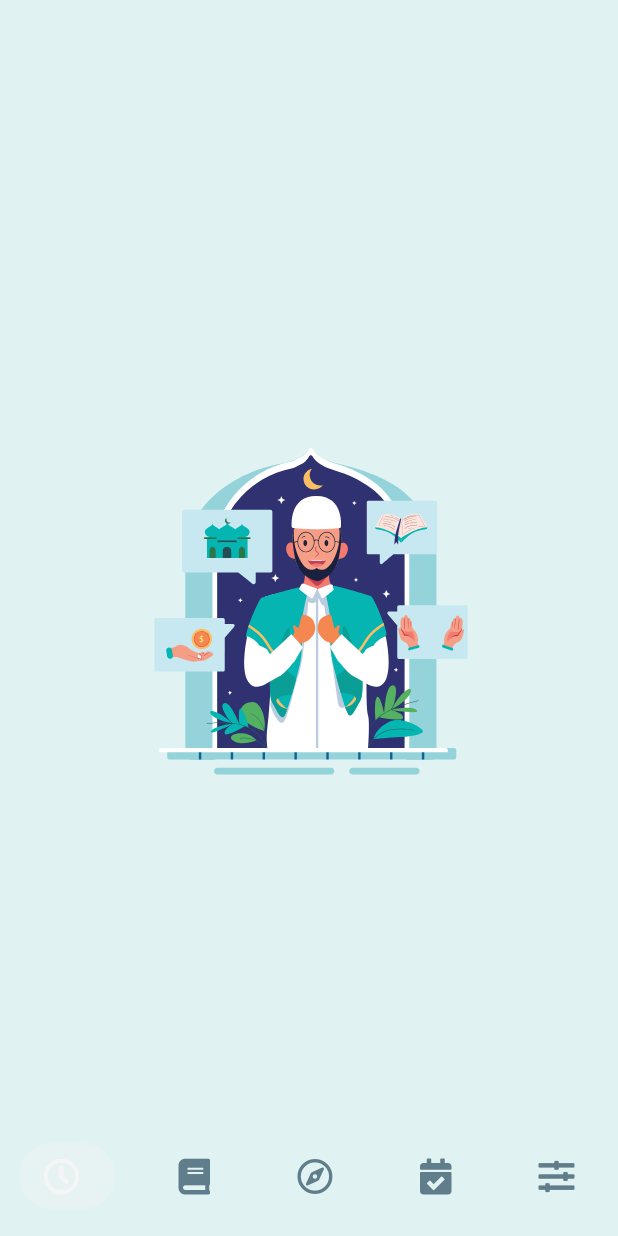
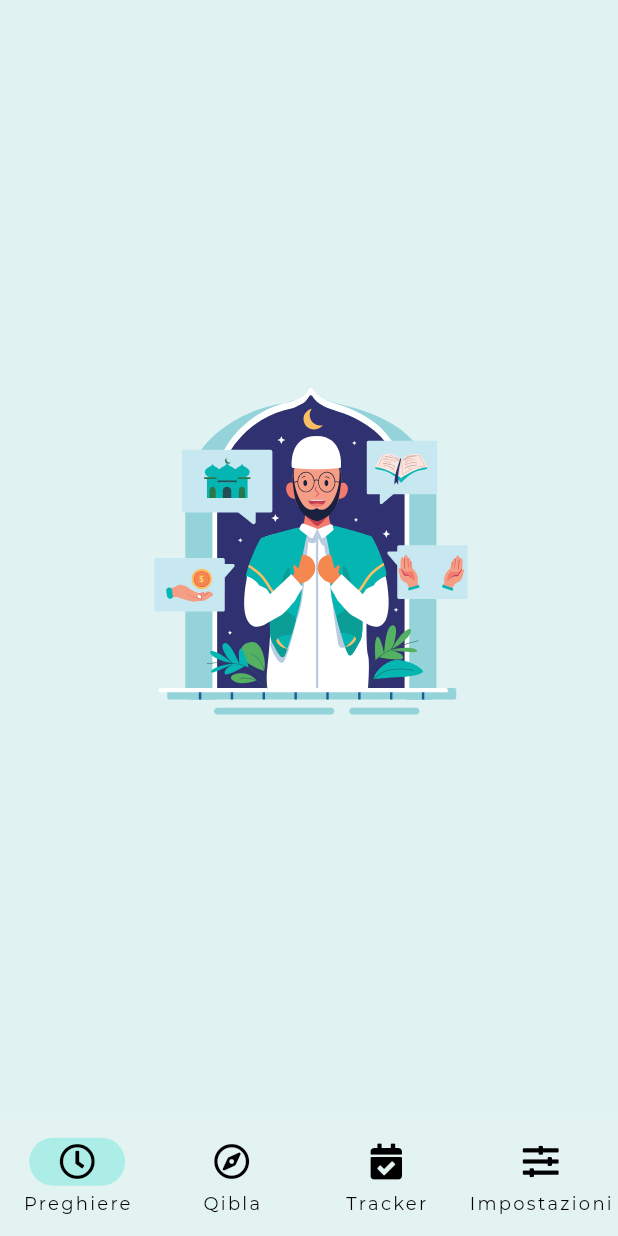
Before and after one commit to om4rr4mo/X_UPray, a Flutter app: the HomePage screen opened directly, on a phone screen of 412 x 824 dp. Run offline on Flutter 3.47's test engine with Material 2 defaults, Android fonts, the phone set to English and light mode, and no system bars; drawn by our look-alikes of salomon_bottom_bar; our stand-ins replace after_layout, auto_size_text, firebase_auth, firebase_core, flare_flutter, flutter_compass and 12 more; accounts and stored records are empty; project files that could hold a hidden picture were left out.

Commit message:
[mo][fixed] navigation bar stile material you

```diff
--- a/lib/components/navigation_bar.dart
+++ b/lib/components/navigation_bar.dart
@@ -6,58 +6,47 @@ import 'package:prayers/pages/settings_page.dart';
 import 'package:salomon_bottom_bar/salomon_bottom_bar.dart';
 
 class HomeNavigationBar extends StatefulWidget {
-  final PageController pageController;
+  final List<NavigationDestination> destinations;
+  final int selectedIndex;
+  final void Function(int index) onItemTap;
 
-  const HomeNavigationBar({Key? key, required this.pageController})
-      : super(key: key);
+  const HomeNavigationBar({
+    Key? key,
+    required this.onItemTap,
+    required this.destinations,
+    this.selectedIndex = 0,
+  }) : super(key: key);
 
   @override
   State<HomeNavigationBar> createState() => _HomeNavigationBarState();
 }
 
 class _HomeNavigationBarState extends State<HomeNavigationBar> {
-  int _currentIndex = 0;
+  late int _selectedIndex;
 
-  void _onItemTapped(int index) {
-    setState(() {
-      _currentIndex = index;
-      widget.pageController.animateToPage(index,
-          duration: Duration(milliseconds: 300), curve: Curves.linear);
-    });
+  @override
+  void initState() {
+    // TODO: implement initState
+    super.initState();
+
+    _selectedIndex = widget.selectedIndex;
   }
 
   @override
   Widget build(BuildContext context) {
-    return SalomonBottomBar(
-      unselectedItemColor: Theme.of(context).unselectedWidgetColor,
-      duration: Duration(milliseconds: 300),
-      curve: Curves.linear,
-      selectedColorOpacity: 0.3,
-      selectedItemColor: Theme.of(context).selectedRowColor,
-      items: [
-        /// Home
-        SalomonBottomBarItem(
-            icon: const Icon(FontAwesomeIcons.clock), title: const Text("")),
+    return NavigationBar(
+      animationDuration: const Duration(milliseconds: 900),
+      labelBehavior: NavigationDestinationLabelBehavior.alwaysShow,
+      backgroundColor: Colors.white10,
+      selectedIndex: _selectedIndex,
+      onDestinationSelected: (int tappedIndex) {
+        setState(() {
+          _selectedIndex = tappedIndex;
+        });
 
-        /// Corano
-        SalomonBottomBarItem(
-            icon: const Icon(FontAwesomeIcons.book), title: const Text("")),
-
-        /// Qibla
-        SalomonBottomBarItem(
-            icon: Icon(FontAwesomeIcons.compass), title: const Text("")),
-
-        /// Tracker
-        SalomonBottomBarItem(
-            icon: const Icon(FontAwesomeIcons.solidCalendarCheck),
-            title: const Text("")),
-
-        /// Impostazioni
-        SalomonBottomBarItem(
-            icon: const Icon(FontAwesomeIcons.slidersH), title: const Text("")),
-      ],
-      currentIndex: _currentIndex,
-      onTap: _onItemTapped,
+        widget.onItemTap(tappedIndex);
+      },
+      destinations: widget.destinations,
     );
   }
 }
--- a/lib/pages/home_page.dart
+++ b/lib/pages/home_page.dart
@@ -1,6 +1,7 @@
 import 'dart:async';
 
 import 'package:flutter/material.dart';
+import 'package:font_awesome_flutter/font_awesome_flutter.dart';
 import 'package:geolocator/geolocator.dart';
 import 'package:prayers/pages/prayers_page.dart';
 import 'package:prayers/pages/qibla_page.dart';
@@ -21,8 +22,13 @@ class _HomePageState extends State<HomePage> {
   late Timer timer;
   late String timeRemain = "";
   late String nextPrayer = "";
-  late PageController pageController = new PageController();
   var currentIndex = 0;
+
+  void _onItemTapped(int index) {
+    setState(() {
+      currentIndex = index;
+    });
+  }
 
   String timeBetween(DateTime from, DateTime to) {
     from = DateTime(
@@ -46,37 +52,87 @@ class _HomePageState extends State<HomePage> {
     super.dispose();
   }
 
+  static List<Widget> pages = <Widget>[
+    PrayersPage(),
+    //QuranPage(),
+    QiblaPage(),
+    TrackerPage(),
+    SettingsPage(),
+  ];
+
   @override
   Widget build(BuildContext context) {
     return Scaffold(
+      bottomNavigationBar: HomeNavigationBar(
+        onItemTap: _onItemTapped,
+        destinations: [
+          ///Orari preghiera
+          NavigationDestination(
+            icon: const Icon(FontAwesomeIcons.clock),
+            label: "Preghiere",
+          ),
+
+          /// Corano
+//BottomNavigationBarItem(icon: const Icon(FontAwesomeIcons.book), label: "Corano"),
+          /// Qibla
+          NavigationDestination(
+            icon: Icon(FontAwesomeIcons.compass),
+            label: "Qibla",
+          ),
+
+          /// Tracker
+          NavigationDestination(
+            icon: const Icon(FontAwesomeIcons.solidCalendarCheck),
+            label: "Tracker",
+          ),
+
+          /// Impostazioni
+          NavigationDestination(
+            icon: const Icon(FontAwesomeIcons.slidersH),
+            label: "Impostazioni",
+          ),
+        ],
+      ),
+      // BottomNavigationBar(
+      //   showUnselectedLabels: true,
+      //   unselectedItemColor: Theme.of(context).unselectedWidgetColor,
+      //   backgroundColor:  Colors.white10,
+      //   selectedItemColor: Theme.of(context).selectedRowColor,
+      //   items: [
+      //     ///Orari preghiera
+      //     BottomNavigationBarItem(
+      //       icon: const Icon(FontAwesomeIcons.clock),
+      //       label: "Preghiere",
+      //     ),
+      //
+      //     /// Corano
+      //     //BottomNavigationBarItem(icon: const Icon(FontAwesomeIcons.book), label: "Corano"),
+      //
+      //     /// Qibla
+      //     BottomNavigationBarItem(
+      //       icon: Icon(FontAwesomeIcons.compass),
+      //       label: "Qibla",
+      //     ),
+      //
+      //     /// Tracker
+      //     BottomNavigationBarItem(
+      //       icon: const Icon(FontAwesomeIcons.solidCalendarCheck),
+      //       label: "Tracker",
+      //     ),
+      //
+      //     /// Impostazioni
+      //     BottomNavigationBarItem(
+      //       icon: const Icon(FontAwesomeIcons.slidersH),
+      //       label: "Impostazioni",
+      //     ),
+      //   ],
+      //   currentIndex: currentIndex,
+      //   onTap: _onItemTapped,
+      // ),
       resizeToAvoidBottomInset: false,
       extendBody: false,
-      body: Container(
-        width: double.infinity,
-        child: Stack(
-          children: [
-            PageView(
-              physics: NeverScrollableScrollPhysics(),
-              controller: pageController,
-              children: [
-                PrayersPage(),
-                QuranPage(),
-                QiblaPage(),
-                TrackerPage(),
-                SettingsPage(),
-              ],
-            ),
-            Align(
-              alignment: Alignment.bottomCenter,
-              child: Container(
-                padding: EdgeInsets.symmetric(vertical: 10, horizontal: 5),
-                child: HomeNavigationBar(
-                  pageController: pageController,
-                ),
-              ),
-            ),
-          ],
-        ),
+      body: Center(
+        child: pages.elementAt(currentIndex),
       ),
     );
   }
--- a/lib/providers/theme_provider.dart
+++ b/lib/providers/theme_provider.dart
@@ -33,16 +33,17 @@ class MyTheme {
     textTheme: const TextTheme(
       headline1: TextStyle(
           color: Color(0xFFF6F4F3), fontSize: 30, fontWeight: FontWeight.bold),
-      bodyText1: TextStyle(color: Color(0xFFF6F4F3)),
-      subtitle1: TextStyle(color: Color(0xFFF6F4F3)),
-      bodyText2: TextStyle(color: Color(0xFFF6F4F3)),
-      caption: TextStyle(color: Color(0xFFF6F4F3)),
+      bodyText1: TextStyle(color: Color(0xFFF6F4F3), fontSize: 17),
+      subtitle1: TextStyle(color: Color(0xFFF6F4F3), fontSize: 13),
+      bodyText2: TextStyle(color: Color(0xFFF6F4F3), fontSize: 17),
+      caption: TextStyle(color: Color(0xFFF6F4F3), fontSize: 13),
       headline2: TextStyle(color: Color(0xFFF6F4F3)),
       headline3: TextStyle(color: Color(0xFFF6F4F3)),
       headline4: TextStyle(color: Color(0xFFF6F4F3)),
       headline5: TextStyle(color: Color(0xFFF6F4F3)),
       headline6: TextStyle(color: Color(0xFFF6F4F3)),
-      overline: TextStyle(color: Color(0xFFF6F4F3)),
+      overline: TextStyle(
+          color: Color(0xFFF6F4F3), fontSize: 13, fontWeight: FontWeight.w500),
       subtitle2: TextStyle(
           color: Color(0xFFF6F4F3), fontSize: 20, fontWeight: FontWeight.w500),
       button: TextStyle(color: Color(0xFFF6F4F3), fontSize: 17),
@@ -69,16 +70,16 @@ class MyTheme {
     textTheme: const TextTheme(
       headline1: TextStyle(
           color: Color(0xFF455A64), fontSize: 30, fontWeight: FontWeight.bold),
-      bodyText1: TextStyle(color: Color(0xFF455A64)),
-      subtitle1: TextStyle(color: Color(0xFF455A64)),
-      bodyText2: TextStyle(color: Color(0xFF455A64)),
-      caption: TextStyle(color: Color(0xFF455A64)),
+      bodyText1: TextStyle(color: Color(0xFF455A64), fontSize: 17),
+      subtitle1: TextStyle(color: Color(0xFF455A64), fontSize: 13),
+      bodyText2: TextStyle(color: Color(0xFF455A64), fontSize: 17),
+      caption: TextStyle(color: Color(0xFF455A64), fontSize: 13),
       headline2: TextStyle(color: Color(0xFF455A64)),
       headline3: TextStyle(color: Color(0xFF455A64)),
       headline4: TextStyle(color: Color(0xFF455A64)),
       headline5: TextStyle(color: Color(0xFF455A64)),
       headline6: TextStyle(color: Color(0xFF455A64)),
-      overline: TextStyle(color: Color(0xFF455A64)),
+      overline: TextStyle(color: Color(0xFF455A64), fontSize: 12),
       subtitle2: TextStyle(
           color: Color(0xFF455A64), fontSize: 20, fontWeight: FontWeight.w500),
       button: TextStyle(color: Color(0xFF455A64), fontSize: 17),
```
Also changed, not shown: lib/pages/intro_page.dart (line endings or trailing spaces), pubspec.lock, 1 other file.
